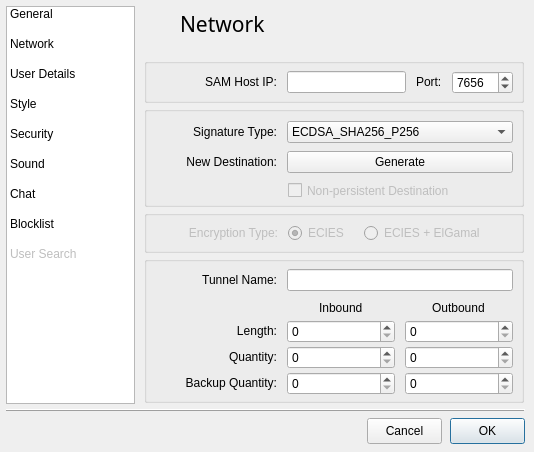
Old version of the form src/gui/form_settingsgui.ui in the repository vituperative/i2pchat.
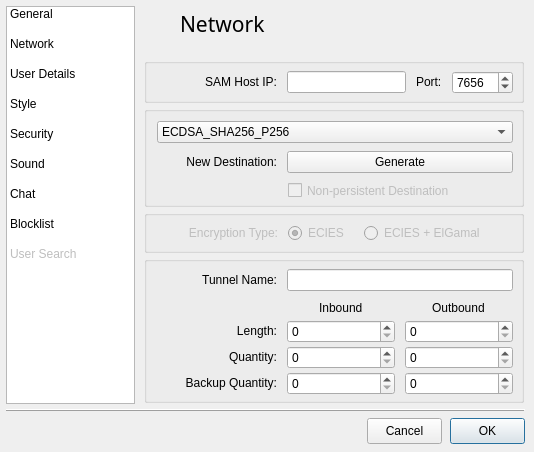
New version of the form. The open tabs and pages were chosen to show the change. Icons and pictures are not drawn.

The edit to the form file:
```diff
--- a/src/gui/form_settingsgui.ui
+++ b/src/gui/form_settingsgui.ui
@@ -1259,29 +1259,32 @@
         </property>
         <item row="0" column="0" alignment="Qt::AlignVCenter">
          <widget class="QLabel" name="label_13">
-          <property name="minimumSize">
-           <size>
-            <width>120</width>
-            <height>20</height>
-           </size>
-          </property>
-          <property name="maximumSize">
-           <size>
-            <width>120</width>
-            <height>20</height>
-           </size>
-          </property>
-          <property name="baseSize">
-           <size>
-            <width>120</width>
-            <height>0</height>
-           </size>
-          </property>
-          <property name="text">
-           <string>Signature Type:</string>
-          </property>
-          <property name="alignment">
-           <set>Qt::AlignRight|Qt::AlignTrailing|Qt::AlignVCenter</set>
+       <property name="geometry">
+        <rect>
+         <x>14</x>
+         <y>54</y>
+         <width>405</width>
+         <height>21</height>
+        </rect>
+       </property>
+       <property name="text">
+        <string>Request Authorization</string>
+       </property>
+      </widget>
+      <widget class="QCheckBox" name="requestAuthcheckBox">
+       <property name="enabled">
+        <bool>true</bool>
+       </property>
+       <property name="geometry">
+        <rect>
+         <x>14</x>
+         <y>76</y>
+         <width>405</width>
+         <height>21</height>
+        </rect>
+       </property>
+       <property name="text">
+        <string>Request Authorization</string>
           </property>
          </widget>
         </item>
```
Left out of the diff: 2 changed lines with no effect on the pictures. Lines whose indentation alone changed are shown as unchanged.
